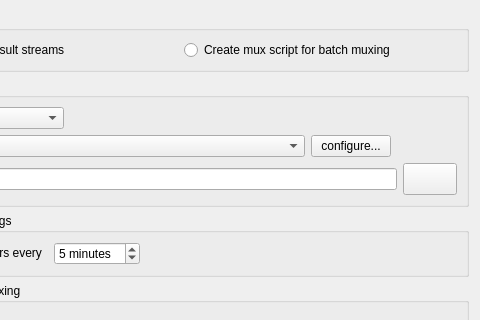
The window that ui/ttcutsettingsmuxer.ui (MINIXJR/TTCut-ng) describes before a commit, drawn with Qt 5; both pictures show x 118 to 598 and y 0 to 320 of the 598 by 427 pixel window.
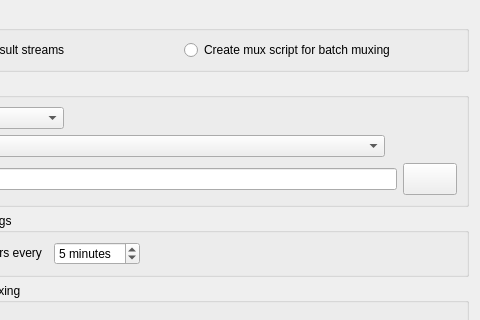
The same window after the commit. Icons and pictures are not drawn.

Commit message: Remove inactive UI elements (chapters tabs, Configure button, videoFileInfo)

The edit to the form file:
```diff
--- a/ui/ttcutsettingsmuxer.ui
+++ b/ui/ttcutsettingsmuxer.ui
@@ -112,25 +112,6 @@
       <item row="1" column="1" colspan="2" >
        <widget class="QComboBox" name="cbMuxerProg" />
       </item>
-      <item row="1" column="3" >
-       <widget class="QPushButton" name="pbConfigureMuxer" >
-        <property name="minimumSize" >
-         <size>
-          <width>0</width>
-          <height>0</height>
-         </size>
-        </property>
-        <property name="maximumSize" >
-         <size>
-          <width>32767</width>
-          <height>32767</height>
-         </size>
-        </property>
-        <property name="text" >
-         <string>configure...</string>
-        </property>
-       </widget>
-      </item>
       <item row="1" column="0" >
        <widget class="QLabel" name="laMuxerProg" >
         <property name="text" >
```
The commit also changes 24 other files.
